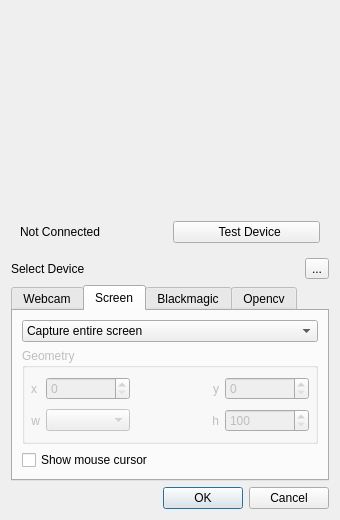
Above: src/CameraDialog.ui from markus-wa/glmixer-mirror before the change. Below: the same form after it.
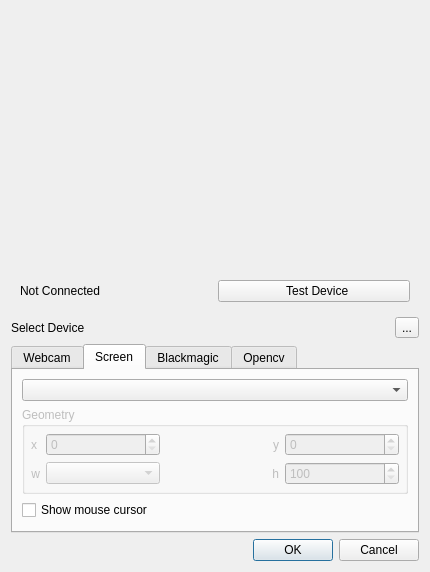
That is the form after the change. The open tabs and pages were chosen to show the change. Icons and pictures are not drawn. Custom widgets are drawn as their Qt base class.

Commit message: Implementation for OSX of Camera input with Video Stream

```diff
--- a/src/CameraDialog.ui
+++ b/src/CameraDialog.ui
@@ -9,8 +9,8 @@
    <rect>
     <x>0</x>
     <y>0</y>
-    <width>340</width>
-    <height>520</height>
+    <width>430</width>
+    <height>572</height>
    </rect>
   </property>
   <property name="windowTitle">
@@ -196,6 +196,12 @@
    </item>
    <item>
     <widget class="QTabWidget" name="deviceSelection">
+     <property name="sizePolicy">
+      <sizepolicy hsizetype="Expanding" vsizetype="Maximum">
+       <horstretch>0</horstretch>
+       <verstretch>0</verstretch>
+      </sizepolicy>
+     </property>
      <property name="currentIndex">
       <number>0</number>
      </property>
@@ -290,7 +296,7 @@
          <property name="sizeHint" stdset="0">
           <size>
            <width>20</width>
-           <height>40</height>
+           <height>0</height>
           </size>
          </property>
         </spacer>
@@ -303,18 +309,7 @@
       </attribute>
       <layout class="QVBoxLayout" name="verticalLayout_2">
        <item>
-        <widget class="QComboBox" name="screenCaptureArea">
-         <item>
-          <property name="text">
-           <string>Capture entire screen</string>
-          </property>
-         </item>
-         <item>
-          <property name="text">
-           <string>Capture custom area</string>
-          </property>
-         </item>
-        </widget>
+        <widget class="QComboBox" name="screenCaptureSelection"/>
        </item>
        <item>
         <widget class="QGroupBox" name="geometryBox">
@@ -331,16 +326,7 @@
           <string>Geometry</string>
          </property>
          <layout class="QGridLayout" name="gridLayout_2">
-          <property name="leftMargin">
-           <number>6</number>
-          </property>
-          <property name="topMargin">
-           <number>6</number>
-          </property>
-          <property name="rightMargin">
-           <number>6</number>
-          </property>
-          <property name="bottomMargin">
+          <property name="margin">
            <number>6</number>
           </property>
           <item row="0" column="0">
@@ -441,6 +427,19 @@
          </property>
         </widget>
        </item>
+       <item>
+        <spacer name="verticalSpacer_4">
+         <property name="orientation">
+          <enum>Qt::Vertical</enum>
+         </property>
+         <property name="sizeHint" stdset="0">
+          <size>
+           <width>20</width>
+           <height>0</height>
+          </size>
+         </property>
+        </spacer>
+       </item>
       </layout>
      </widget>
      <widget class="QWidget" name="deviceDecklink">
@@ -509,7 +508,7 @@
          <property name="sizeHint" stdset="0">
           <size>
            <width>20</width>
-           <height>40</height>
+           <height>0</height>
           </size>
          </property>
         </spacer>
@@ -553,7 +552,7 @@
          <property name="sizeHint" stdset="0">
           <size>
            <width>20</width>
-           <height>126</height>
+           <height>0</height>
           </size>
          </property>
         </spacer>
```
Left out of the diff: 82 changed lines with no effect on the pictures. The commit also changes 3 other files.
